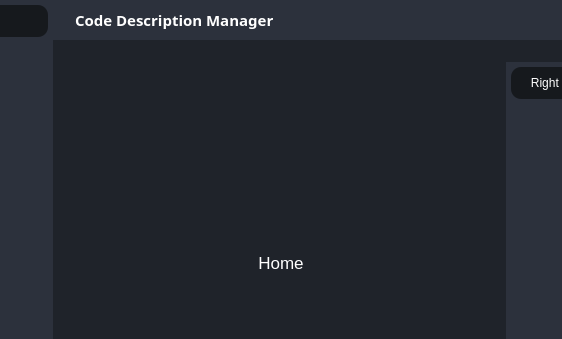
Qt form pyqt_files/interface_22_modern_tutorial.ui (filipehlreis/code-description-manager) before a commit; both pictures show x 325 to 887 and y 0 to 339 of the 1040 by 609 pixel window.
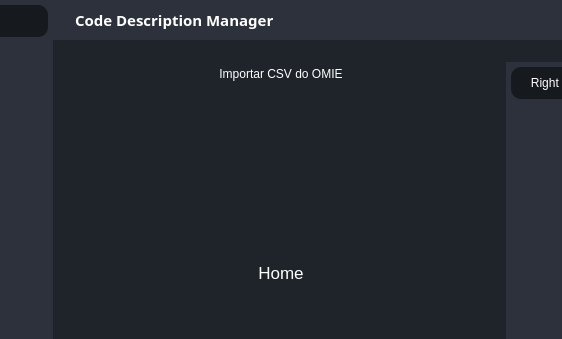
The same form after that commit. The open tabs and pages were chosen to show the change. Icons and pictures are not drawn. Custom widgets are drawn as their Qt base class.

Commit message: begin to implementing read_omie_sheet function

```diff
--- a/pyqt_files/interface_22_modern_tutorial.ui
+++ b/pyqt_files/interface_22_modern_tutorial.ui
@@ -1022,6 +1022,13 @@
                </property>
                <widget class="QWidget" name="homePage">
                 <layout class="QVBoxLayout" name="verticalLayout_16">
+                 <item>
+                  <widget class="QPushButton" name="importCsvOmieBtn">
+                   <property name="text">
+                    <string>Importar CSV do OMIE</string>
+                   </property>
+                  </widget>
+                 </item>
                  <item>
                   <widget class="QLabel" name="label_10">
                    <property name="font">
```
Left out of the diff: 2 changed lines with no effect on the pictures. The commit also changes 5 other files.
